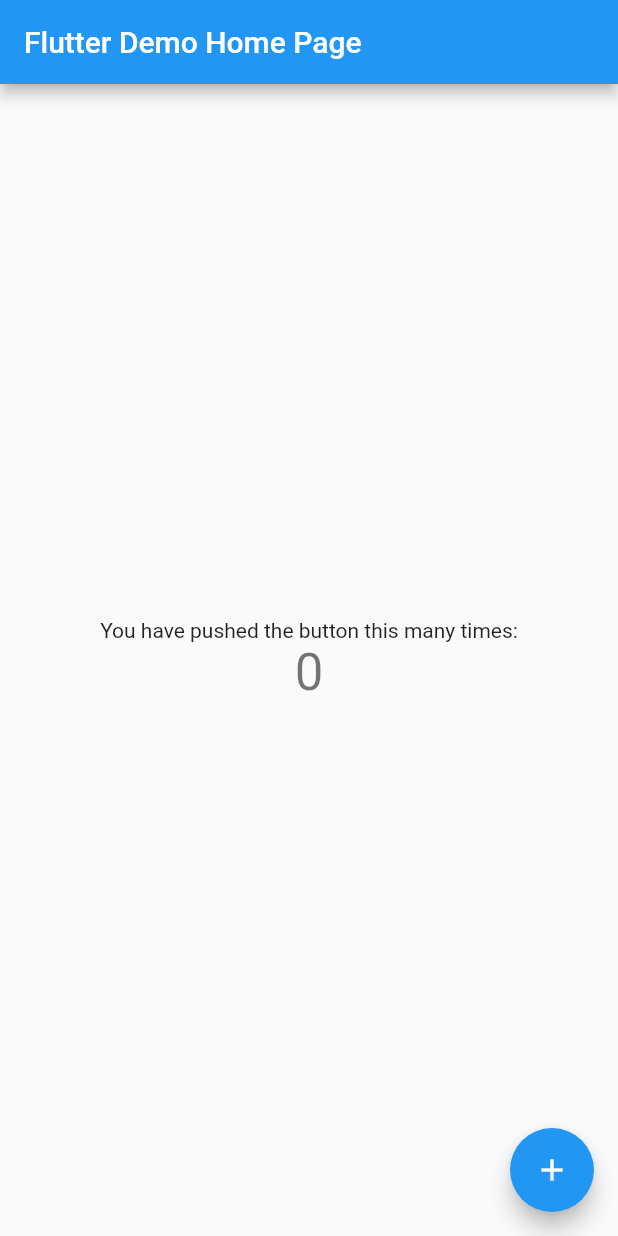
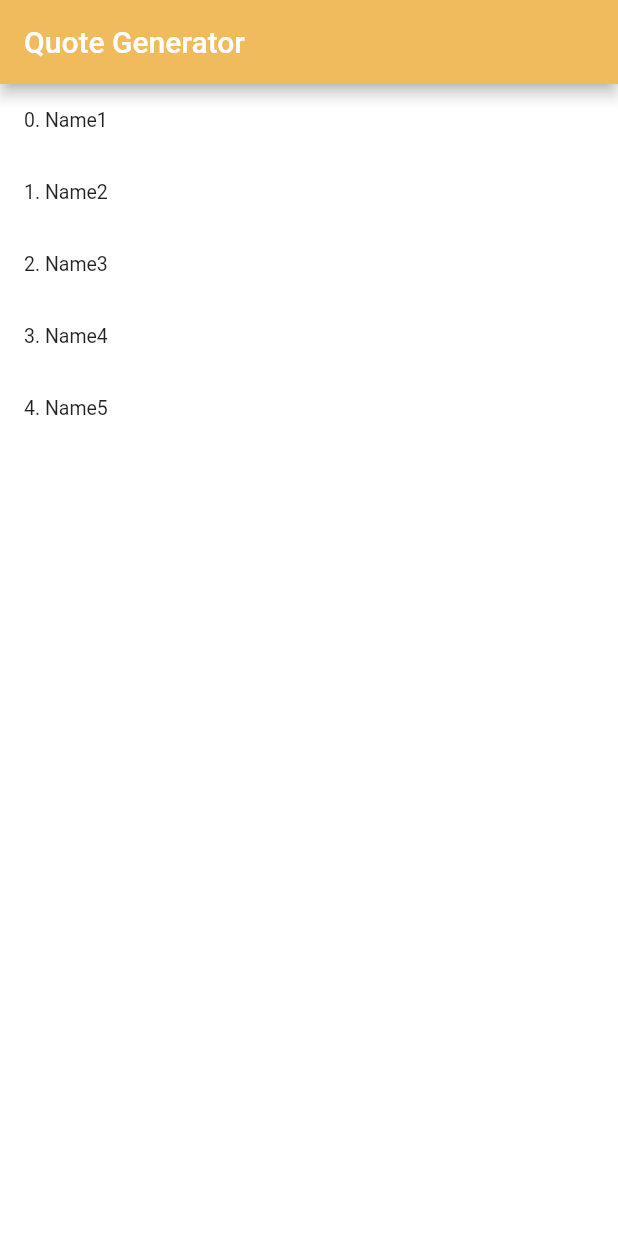
Before and after one commit to LaurenceOfValencia/quote-generator-app, a Flutter app: the screen it shows after launch, on a phone screen of 412 x 824 dp. Run offline on Flutter 3.47's test engine with Material 2 defaults, Android fonts, the phone set to English and light mode, and no system bars.

Commit message:
added list tiles for the authors

```diff
--- a/lib/main.dart
+++ b/lib/main.dart
@@ -10,106 +10,39 @@ class MyApp extends StatelessWidget {
   // This widget is the root of your application.
   @override
   Widget build(BuildContext context) {
+    final appBarColor = const Color(0xFFefbb5c);
     return MaterialApp(
       title: 'Flutter Demo',
       theme: ThemeData(
-        // This is the theme of your application.
-        //
-        // Try running your application with "flutter run". You'll see the
-        // application has a blue toolbar. Then, without quitting the app, try
-        // changing the primarySwatch below to Colors.green and then invoke
-        // "hot reload" (press "r" in the console where you ran "flutter run",
-        // or simply save your changes to "hot reload" in a Flutter IDE).
-        // Notice that the counter didn't reset back to zero; the application
-        // is not restarted.
-        primarySwatch: Colors.blue,
+        primaryColor: Color(0xFFdb7617),
+        scaffoldBackgroundColor: Colors.white,
       ),
-      home: const MyHomePage(title: 'Flutter Demo Home Page'),
+      home: Scaffold(
+        appBar: AppBar(
+          title: const Text("Quote Generator"),
+          backgroundColor: appBarColor,
+        ),
+        body: SafeArea(child: HomePage()),
+      ),
     );
   }
 }
 
-class MyHomePage extends StatefulWidget {
-  const MyHomePage({Key? key, required this.title}) : super(key: key);
-
-  // This widget is the home page of your application. It is stateful, meaning
-  // that it has a State object (defined below) that contains fields that affect
-  // how it looks.
-
-  // This class is the configuration for the state. It holds the values (in this
-  // case the title) provided by the parent (in this case the App widget) and
-  // used by the build method of the State. Fields in a Widget subclass are
-  // always marked "final".
-
-  final String title;
-
-  @override
-  State<MyHomePage> createState() => _MyHomePageState();
-}
-
-class _MyHomePageState extends State<MyHomePage> {
-  int _counter = 0;
-
-  void _incrementCounter() {
-    setState(() {
-      // This call to setState tells the Flutter framework that something has
-      // changed in this State, which causes it to rerun the build method below
-      // so that the display can reflect the updated values. If we changed
-      // _counter without calling setState(), then the build method would not be
-      // called again, and so nothing would appear to happen.
-      _counter++;
-    });
-  }
+class HomePage extends StatelessWidget {
+  const HomePage({Key? key}) : super(key: key);
 
   @override
   Widget build(BuildContext context) {
-    // This method is rerun every time setState is called, for instance as done
-    // by the _incrementCounter method above.
-    //
-    // The Flutter framework has been optimized to make rerunning build methods
-    // fast, so that you can just rebuild anything that needs updating rather
-    // than having to individually change instances of widgets.
-    return Scaffold(
-      appBar: AppBar(
-        // Here we take the value from the MyHomePage object that was created by
-        // the App.build method, and use it to set our appbar title.
-        title: Text(widget.title),
-      ),
-      body: Center(
-        // Center is a layout widget. It takes a single child and positions it
-        // in the middle of the parent.
-        child: Column(
-          // Column is also a layout widget. It takes a list of children and
-          // arranges them vertically. By default, it sizes itself to fit its
-          // children horizontally, and tries to be as tall as its parent.
-          //
-          // Invoke "debug painting" (press "p" in the console, choose the
-          // "Toggle Debug Paint" action from the Flutter Inspector in Android
-          // Studio, or the "Toggle Debug Paint" command in Visual Studio Code)
-          // to see the wireframe for each widget.
-          //
-          // Column has various properties to control how it sizes itself and
-          // how it positions its children. Here we use mainAxisAlignment to
-          // center the children vertically; the main axis here is the vertical
-          // axis because Columns are vertical (the cross axis would be
-          // horizontal).
-          mainAxisAlignment: MainAxisAlignment.center,
-          children: <Widget>[
-            const Text(
-              'You have pushed the button this many times:',
-            ),
-            Text(
-              '$_counter',
-              style: Theme.of(context).textTheme.headline4,
-            ),
-          ],
+    List<String> authorNames = ["Name1", "Name2", "Name3", "Name4", "Name5"];
+    return ListView(
+      children: List.generate(
+        5,
+        (index) => ListTile(
+          title: Text("$index. " + authorNames[index]),
+          dense: true,
+          onTap: () => buildText(context),
         ),
       ),
-      floatingActionButton: FloatingActionButton(
-        onPressed: _incrementCounter,
-        tooltip: 'Increment',
-        child: const Icon(Icons.add),
-      ), // This trailing comma makes auto-formatting nicer for build methods.
     );
   }
 }
```
